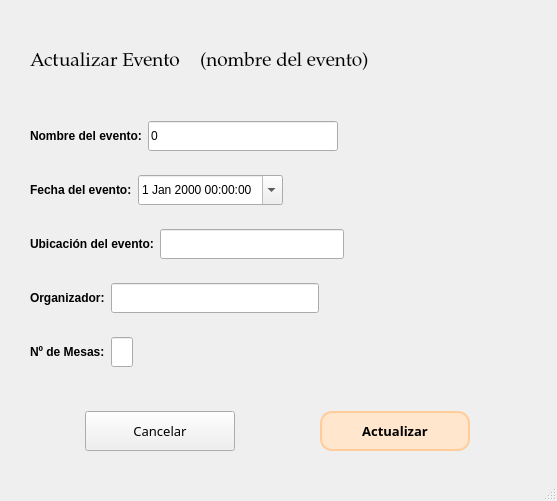
The window that src/ui/ActualizarEvento.ui (IvanJesusCorbalanPascual/Gestor-de-Eventos) describes before a commit, drawn with Qt 5.
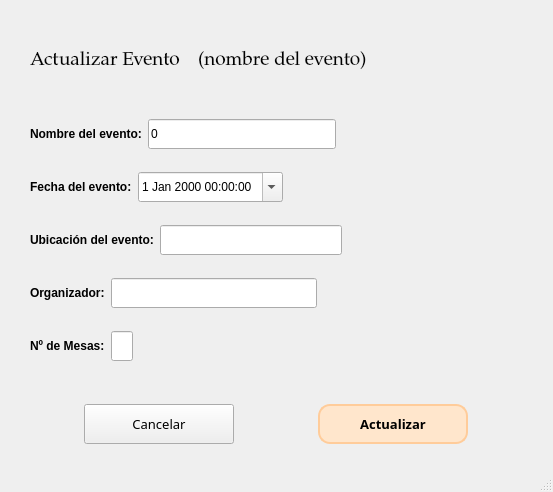
The same window after the commit.

Diff of the .ui file:
```diff
--- a/src/ui/ActualizarEvento.ui
+++ b/src/ui/ActualizarEvento.ui
@@ -6,8 +6,8 @@
    <rect>
     <x>0</x>
     <y>0</y>
-    <width>557</width>
-    <height>501</height>
+    <width>553</width>
+    <height>492</height>
    </rect>
   </property>
   <property name="windowTitle">
```
Left out of the diff: 4 changed lines with no effect on the pictures.
